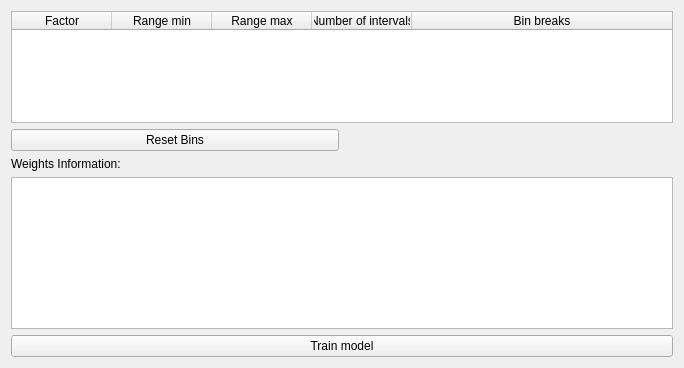
Qt form ui/weightofevidencewidgetbase.ui (nextgis/qgis_molusce) before a commit.
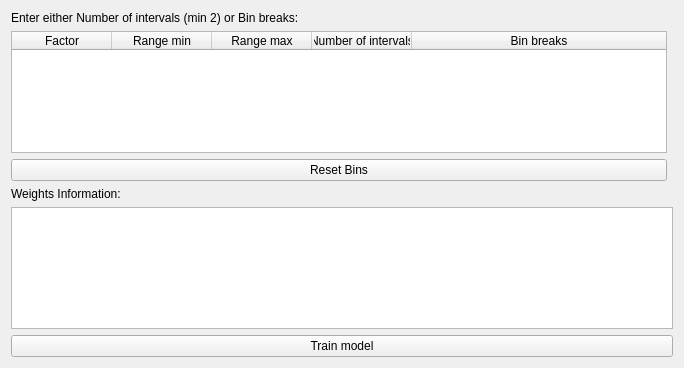
The same form after that commit. Custom widgets are drawn as their Qt base class.

Patch:
```diff
--- a/ui/weightofevidencewidgetbase.ui
+++ b/ui/weightofevidencewidgetbase.ui
@@ -14,31 +14,38 @@
    <string/>
   </property>
   <layout class="QGridLayout" name="gridLayout">
-   <item row="9" column="0" colspan="2">
+   <item row="3" column="0">
+    <widget class="QLabel" name="label">
+     <property name="text">
+      <string>Enter either Number of intervals (min 2) or Bin breaks:</string>
+     </property>
+    </widget>
+   </item>
+   <item row="12" column="0" colspan="2">
     <widget class="QPushButton" name="btnTrainModel">
      <property name="text">
       <string>Train model</string>
      </property>
     </widget>
    </item>
-   <item row="8" column="0" colspan="2">
+   <item row="11" column="0" colspan="2">
     <widget class="QPlainTextEdit" name="pteWeightsInform"/>
    </item>
-   <item row="2" column="0">
+   <item row="5" column="0">
     <widget class="QPushButton" name="btnResetBins">
      <property name="text">
       <string>Reset Bins</string>
      </property>
     </widget>
    </item>
-   <item row="3" column="0">
+   <item row="6" column="0">
     <widget class="QLabel" name="label_4">
      <property name="text">
       <string>Weights Information:</string>
      </property>
     </widget>
    </item>
-   <item row="0" column="0" rowspan="2" colspan="2">
+   <item row="4" column="0">
     <widget class="MolusceTableWidget" name="tblReclass">
      <property name="selectionMode">
       <enum>QAbstractItemView::SingleSelection</enum>
```
